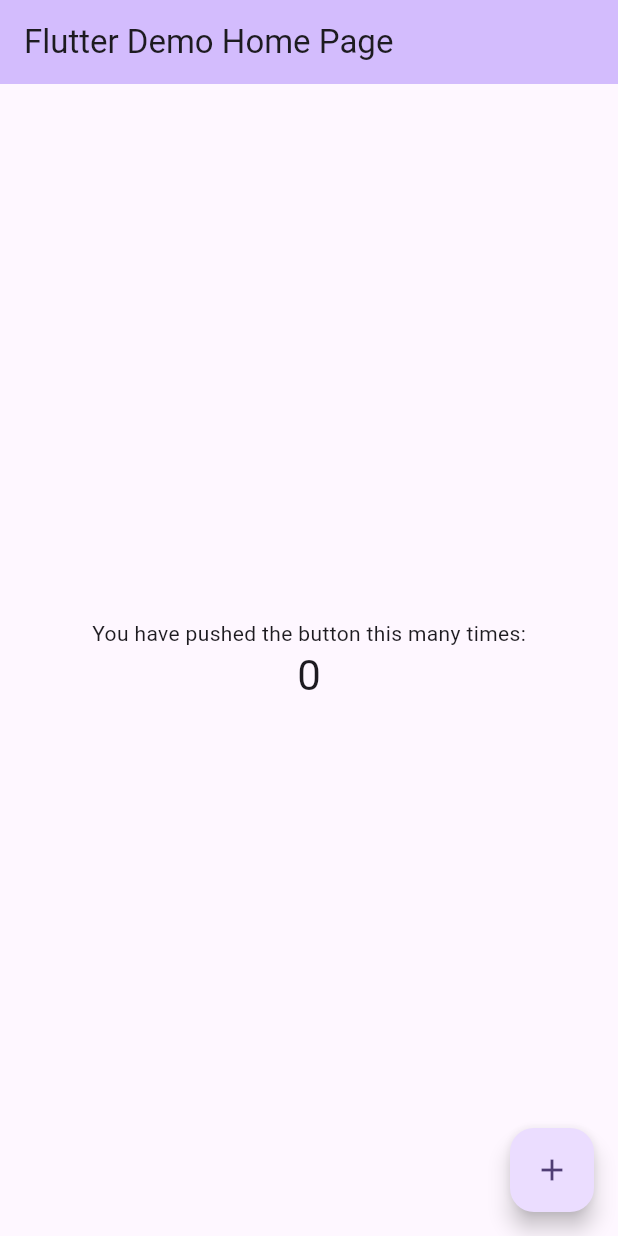
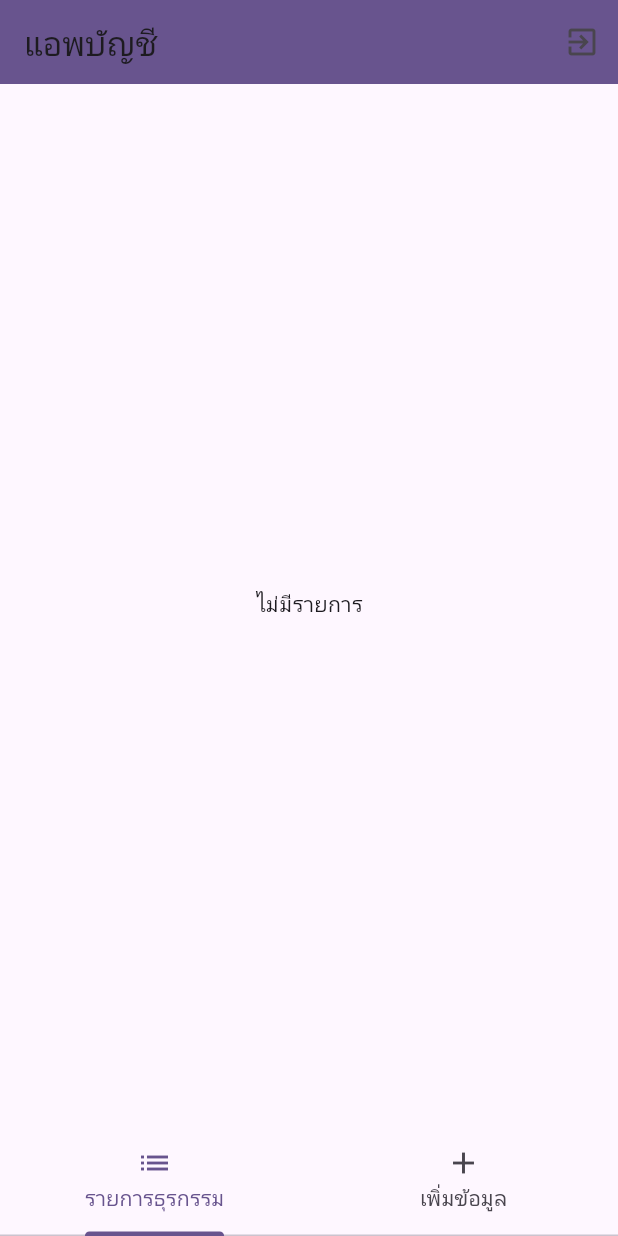
Before and after one commit to Anusak46/Astronomical-Object, a Flutter app: the screen it shows after launch, on a phone screen of 412 x 824 dp. Run offline on Flutter 3.47's test engine with Material 3 defaults, Android fonts, the phone set to English and light mode, and no system bars; our stand-ins replace sembast.

Commit message:
add project account

```diff
--- /dev/null
+++ b/devtools_options.yaml
@@ -0,0 +1,3 @@
+description: This file stores settings for Dart & Flutter DevTools.
+documentation: https://docs.flutter.dev/tools/devtools/extensions#configure-extension-enablement-states
+extensions:
--- a/lib/main.dart
+++ b/lib/main.dart
@@ -1,4 +1,8 @@
+import 'package:account/screens/form_screen.dart';
+import 'package:account/screens/home_screen.dart';
 import 'package:flutter/material.dart';
+import 'package:provider/provider.dart';
+import 'package:account/provider/transaction_provider.dart';
 
 void main() {
   runApp(const MyApp());
@@ -10,116 +14,56 @@
   // This widget is the root of your application.
   @override
   Widget build(BuildContext context) {
-    return MaterialApp(
+    return MultiProvider(
+      providers: [
+        ChangeNotifierProvider(create: (context) {
+          return TransactionProvider();
+        }),
+      ],
+      child: MaterialApp(
         title: 'Flutter Demo',
         theme: ThemeData(
-        // This is the theme of your application.
-        //
-        // TRY THIS: Try running your application with "flutter run". You'll see
-        // the application has a purple toolbar. Then, without quitting the app,
-        // try changing the seedColor in the colorScheme below to Colors.green
-        // and then invoke "hot reload" (save your changes or press the "hot
-        // reload" button in a Flutter-supported IDE, or press "r" if you used
-        // the command line to start the app).
-        //
-        // Notice that the counter didn't reset back to zero; the application
-        // state is not lost during the reload. To reset the state, use hot
-        // restart instead.
-        //
-        // This works for code too, not just values: Most code changes can be
-        // tested with just a hot reload.
           colorScheme: ColorScheme.fromSeed(seedColor: Colors.deepPurple),
           useMaterial3: true,
         ),
-      home: const MyHomePage(title: 'Flutter Demo Home Page'),
+        home: const MyHomePage(),
+      ),
     );
   }
 }
 
 class MyHomePage extends StatefulWidget {
-  const MyHomePage({super.key, required this.title});
-
-  // This widget is the home page of your application. It is stateful, meaning
-  // that it has a State object (defined below) that contains fields that affect
-  // how it looks.
-
-  // This class is the configuration for the state. It holds the values (in this
-  // case the title) provided by the parent (in this case the App widget) and
-  // used by the build method of the State. Fields in a Widget subclass are
-  // always marked "final".
-
-  final String title;
+  const MyHomePage({super.key});
 
   @override
   State<MyHomePage> createState() => _MyHomePageState();
 }
 
 class _MyHomePageState extends State<MyHomePage> {
-  int _counter = 0;
-
-  void _incrementCounter() {
-    setState(() {
-      // This call to setState tells the Flutter framework that something has
-      // changed in this State, which causes it to rerun the build method below
-      // so that the display can reflect the updated values. If we changed
-      // _counter without calling setState(), then the build method would not be
-      // called again, and so nothing would appear to happen.
-      _counter++;
-    });
+  @override
+  void initState() {
+    // TODO: implement initState
+    super.initState();
+    Provider.of<TransactionProvider>(context, listen: false).initData();
   }
 
   @override
   Widget build(BuildContext context) {
-    // This method is rerun every time setState is called, for instance as done
-    // by the _incrementCounter method above.
-    //
-    // The Flutter framework has been optimized to make rerunning build methods
-    // fast, so that you can just rebuild anything that needs updating rather
-    // than having to individually change instances of widgets.
-    return Scaffold(
-      appBar: AppBar(
-        // TRY THIS: Try changing the color here to a specific color (to
-        // Colors.amber, perhaps?) and trigger a hot reload to see the AppBar
-        // change color while the other colors stay the same.
-        backgroundColor: Theme.of(context).colorScheme.inversePrimary,
-        // Here we take the value from the MyHomePage object that was created by
-        // the App.build method, and use it to set our appbar title.
-        title: Text(widget.title),
-      ),
-      body: Center(
-        // Center is a layout widget. It takes a single child and positions it
-        // in the middle of the parent.
-        child: Column(
-          // Column is also a layout widget. It takes a list of children and
-          // arranges them vertically. By default, it sizes itself to fit its
-          // children horizontally, and tries to be as tall as its parent.
-          //
-          // Column has various properties to control how it sizes itself and
-          // how it positions its children. Here we use mainAxisAlignment to
-          // center the children vertically; the main axis here is the vertical
-          // axis because Columns are vertical (the cross axis would be
-          // horizontal).
-          //
-          // TRY THIS: Invoke "debug painting" (choose the "Toggle Debug Paint"
-          // action in the IDE, or press "p" in the console), to see the
-          // wireframe for each widget.
-          mainAxisAlignment: MainAxisAlignment.center,
-          children: <Widget>[
-            const Text(
-              'You have pushed the button this many times:',
-            ),
-            Text(
-              '$_counter',
-              style: Theme.of(context).textTheme.headlineMedium,
-            ),
+    return DefaultTabController(
+        length: 2,
+        child: Scaffold(
+          body: TabBarView(
+            children: [
+              HomeScreen(),
+              FormScreen(),
             ],
           ),
+          bottomNavigationBar: TabBar(
+            tabs: [
+              Tab(text: "รายการธุรกรรม", icon: Icon(Icons.list),),
+              Tab(text: "เพิ่มข้อมูล", icon: Icon(Icons.add),),
+            ],
           ),
-      floatingActionButton: FloatingActionButton(
-        onPressed: _incrementCounter,
-        tooltip: 'Increment',
-        child: const Icon(Icons.add),
-      ), // This trailing comma makes auto-formatting nicer for build methods.
-    );
+        ));
   }
 }
--- /dev/null
+++ b/lib/models/transactions.dart
@@ -0,0 +1,13 @@
+class Transactions {
+  int? keyID;
+  final String title;
+  final double amount;
+  final DateTime date;
+
+  Transactions({
+    this.keyID,
+    required this.title,
+    required this.amount,
+    required this.date,
+  });
+}
--- /dev/null
+++ b/lib/screens/home_screen.dart
@@ -0,0 +1,84 @@
+import 'package:account/provider/transaction_provider.dart';
+import 'package:account/screens/edit_screen.dart';
+import 'package:account/screens/edit_screen.dart.bak';
+import 'package:account/screens/form_screen.dart';
+import 'package:flutter/material.dart';
+import 'package:flutter/services.dart';
+import 'package:intl/intl.dart';
+import 'package:provider/provider.dart';
+
+class HomeScreen extends StatefulWidget {
+  const HomeScreen({super.key});
+
+  @override
+  State<HomeScreen> createState() => _HomeScreenState();
+}
+
+class _HomeScreenState extends State<HomeScreen> {
+  @override
+  Widget build(BuildContext context) {
+    return Scaffold(
+        appBar: AppBar(
+          backgroundColor: Theme.of(context).colorScheme.primary,
+          title: const Text("แอพบัญชี"),
+          actions: [
+            IconButton(
+              icon: const Icon(Icons.exit_to_app),
+              onPressed: () {
+                SystemNavigator.pop();
+              },
+            ),
+          ],
+        ),
+        body: Consumer(
+          builder: (context, TransactionProvider provider, Widget? child) {
+            if (provider.transactions.isEmpty) {
+              return const Center(
+                child: Text('ไม่มีรายการ'),
+              );
+            } else {
+              return ListView.builder(
+                itemCount: provider.transactions.length,
+                itemBuilder: (context, index) {
+                  var statement = provider.transactions[index];
+                  return Card(
+                    elevation: 5,
+                    margin:
+                        const EdgeInsets.symmetric(vertical: 5, horizontal: 8),
+                    child: ListTile(
+                      title: Text(statement.title),
+                      subtitle: Text(DateFormat('dd MMM yyyy hh:mm:ss')
+                          .format(statement.date)),
+                      leading: CircleAvatar(
+                        radius: 30,
+                        child: FittedBox(
+                          child: Text('${statement.amount}'),
+                        ),
+                      ),
+                      trailing: IconButton(
+                        icon: const Icon(Icons.delete),
+                        onPressed: () {
+                          provider.deleteTransaction(statement.keyID);
+                        },
+                      ),
+                      onTap: () {
+                        Navigator.push(
+                          context,
+                          MaterialPageRoute(
+                            builder: (context) {
+                              return EditScreen(statement: statement);
+                            },
+                          ),
+                        );
+                      },
+                    ),
+                  );
+                },
+              );
+            }
+          },
+        )
+        // This trailing comma makes auto-formatting nicer for build methods.
+        );
+  }
+}
```
Also changed, not shown: lib/databases/transaction_db.dart (added, +72 -0 lines), lib/provider/transaction_provider.dart (added, +42 -0 lines), lib/screens/edit_screen.dart (added, +95 -0 lines), lib/screens/form_screen.dart (added, +93 -0 lines), pubspec.yaml (+7 -2 lines), pubspec.lock, 21 other files. Lines whose indentation alone changed are shown as unchanged.
